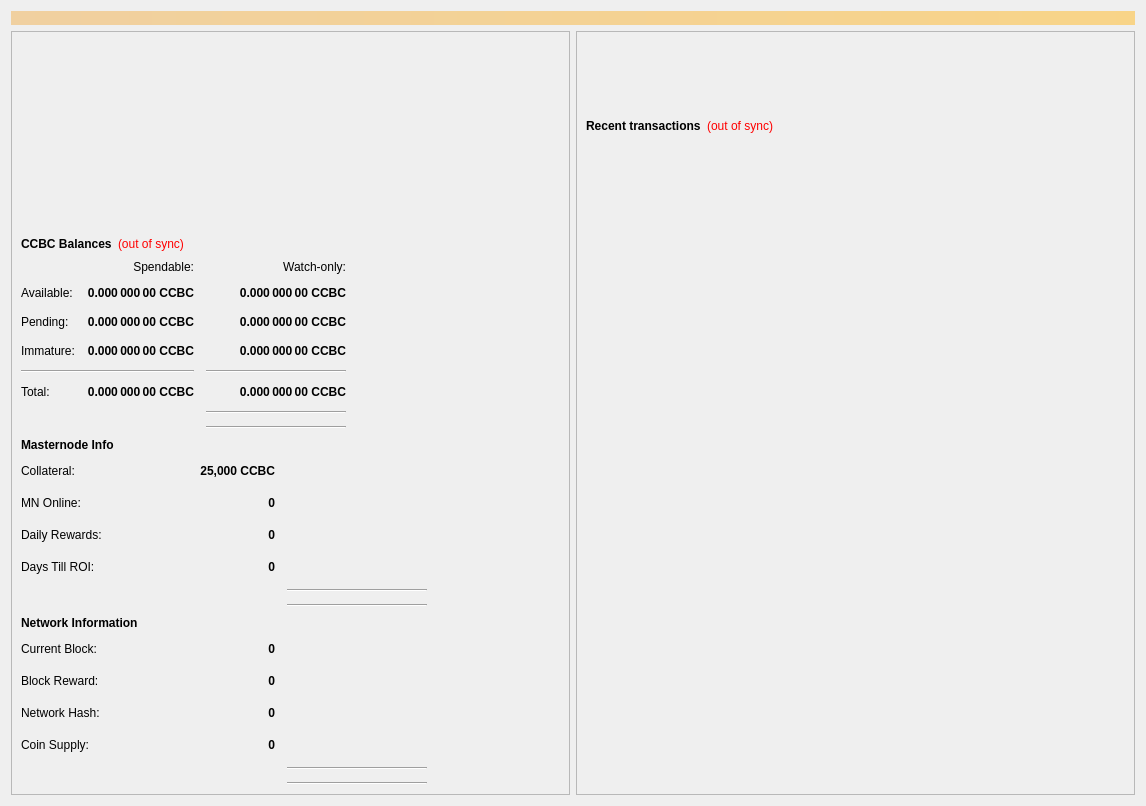
Qt form src/qt/forms/overviewpage.ui (CryptoCashBack-Hub/CCBC) before a commit.
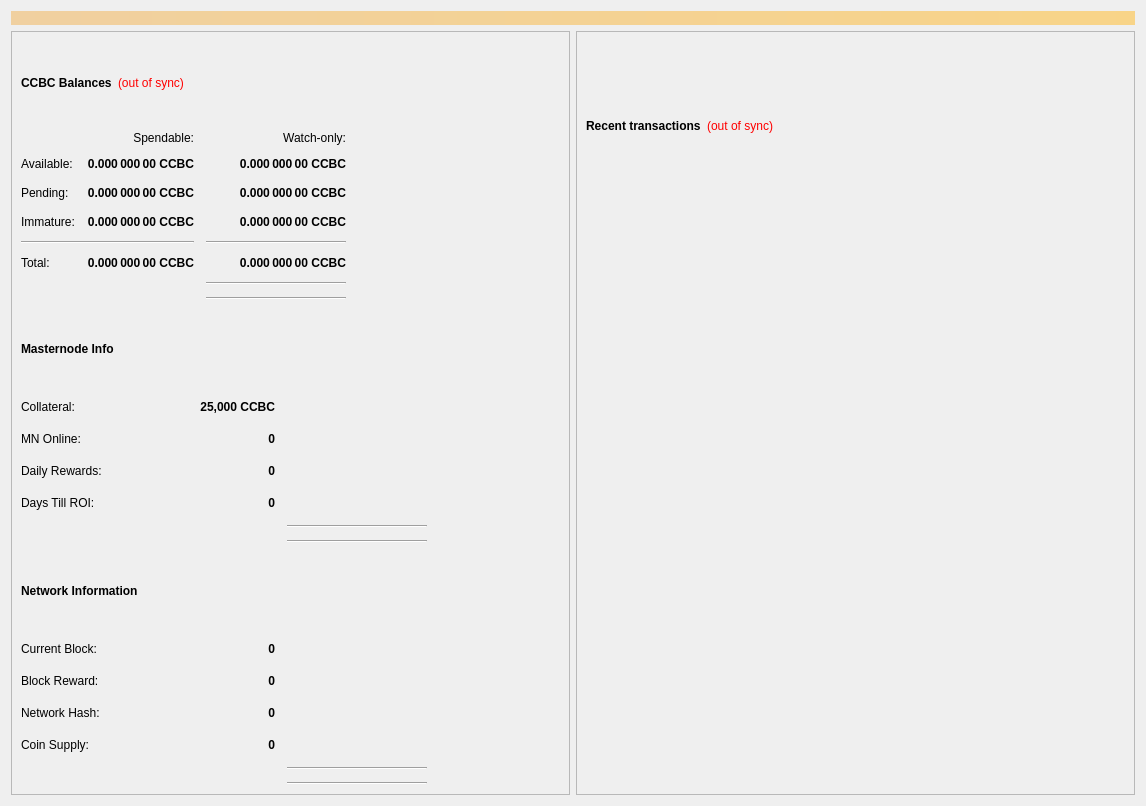
The same form after that commit.

Patch:
```diff
--- a/src/qt/forms/overviewpage.ui
+++ b/src/qt/forms/overviewpage.ui
@@ -175,19 +175,6 @@
           <enum>QFrame::Raised</enum>
          </property>
          <layout class="QVBoxLayout" name="verticalLayout_4">
-          <item>
-           <spacer name="verticalSpacer_4">
-            <property name="orientation">
-             <enum>Qt::Vertical</enum>
-            </property>
-            <property name="sizeHint" stdset="0">
-             <size>
-              <width>20</width>
-              <height>40</height>
-             </size>
-            </property>
-           </spacer>
-          </item>
           <item>
            <layout class="QHBoxLayout" name="horizontalLayout_4">
             <item>
```
